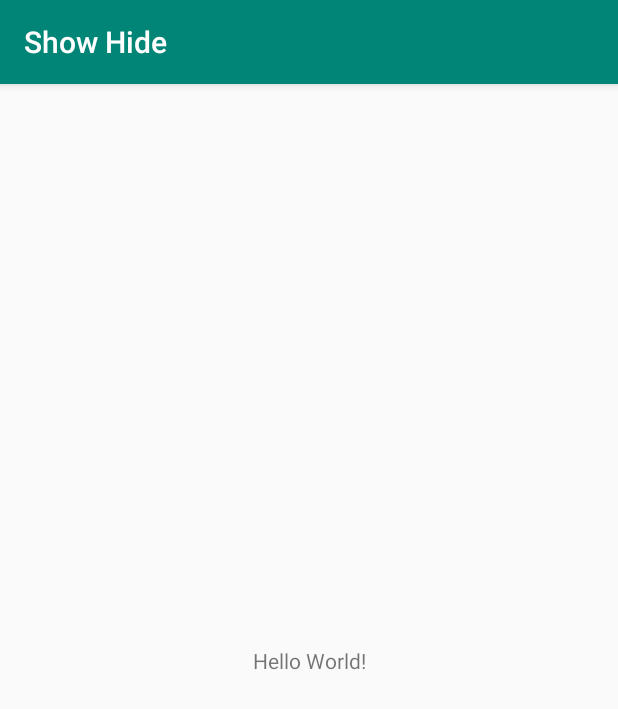
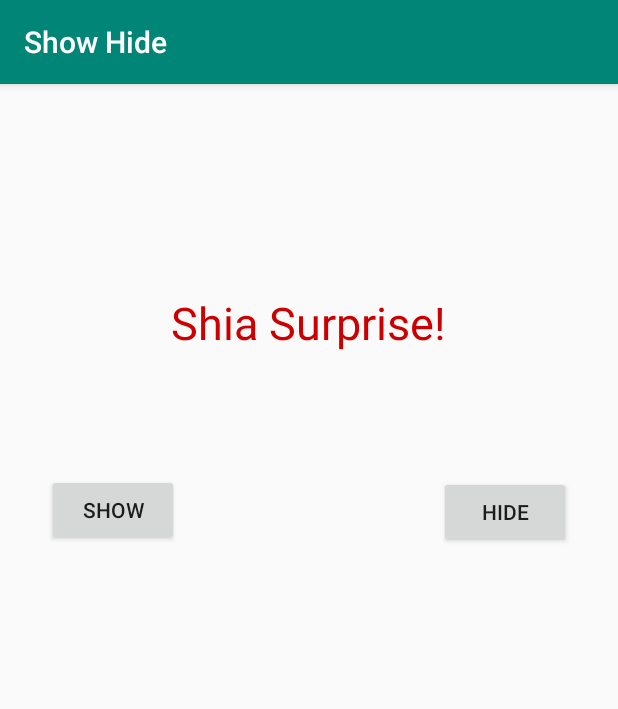
Before and after one commit to Virjanand/AndroidShowHide, an Android app: the screen it shows after launch (MainActivity), on a phone screen of 412 x 824 dp. Shown: the top 709 px of the screen. Run offline under Robolectric (Android 15) with nearby library versions, the phone set to English and light mode, and no system bars.

Commit message:
Added textview and two buttons Show and Hide

```diff
--- a/app/src/main/AndroidManifest.xml
+++ b/app/src/main/AndroidManifest.xml
@@ -1,6 +1,6 @@
 <?xml version="1.0" encoding="utf-8"?>
 <manifest xmlns:android="http://schemas.android.com/apk/res/android"
-    package="com.virjanand.showhide" >
+    package="com.virjanand.showhide">
 
     <application
         android:allowBackup="true"
@@ -8,8 +8,8 @@
         android:label="@string/app_name"
         android:roundIcon="@mipmap/ic_launcher_round"
         android:supportsRtl="true"
-        android:theme="@style/AppTheme" >
-        <activity android:name=".MainActivity" >
+        android:theme="@style/AppTheme">
+        <activity android:name=".MainActivity">
             <intent-filter>
                 <action android:name="android.intent.action.MAIN" />
 
--- a/app/src/main/res/layout/activity_main.xml
+++ b/app/src/main/res/layout/activity_main.xml
@@ -1,8 +1,7 @@
 <?xml version="1.0" encoding="utf-8"?>
-<android.support.constraint.ConstraintLayout
-    xmlns:android="http://schemas.android.com/apk/res/android"
+<android.support.constraint.ConstraintLayout xmlns:android="http://schemas.android.com/apk/res/android"
+    xmlns:app="http://schemas.android.com/apk/res-auto"
     xmlns:tools="http://schemas.android.com/tools"
-    xmlns:app="http://schemas.android.com/apk/res-auto"
     android:layout_width="match_parent"
     android:layout_height="match_parent"
     tools:context=".MainActivity">
@@ -10,10 +9,42 @@
     <TextView
         android:layout_width="wrap_content"
         android:layout_height="wrap_content"
-        android:text="Hello World!"
+        android:text="Shia Surprise!"
+        android:textColor="@android:color/holo_red_dark"
+        android:textSize="30sp"
         app:layout_constraintBottom_toBottomOf="parent"
+        app:layout_constraintHorizontal_bias="0.498"
         app:layout_constraintLeft_toLeftOf="parent"
         app:layout_constraintRight_toRightOf="parent"
+        app:layout_constraintTop_toTopOf="parent"
+        app:layout_constraintVertical_bias="0.191" />
+
+    <Button
+        android:id="@+id/button"
+        android:layout_width="wrap_content"
+        android:layout_height="wrap_content"
+        android:layout_marginStart="150dp"
+        android:layout_marginLeft="150dp"
+        android:layout_marginTop="260dp"
+        android:layout_marginEnd="87dp"
+        android:layout_marginRight="87dp"
+        android:text="Show"
+        app:layout_constraintEnd_toStartOf="@+id/button2"
+        app:layout_constraintStart_toStartOf="parent"
+        app:layout_constraintTop_toTopOf="parent" />
+
+    <Button
+        android:id="@+id/button2"
+        android:layout_width="wrap_content"
+        android:layout_height="wrap_content"
+        android:layout_marginStart="86dp"
+        android:layout_marginLeft="86dp"
+        android:layout_marginTop="261dp"
+        android:layout_marginEnd="150dp"
+        android:layout_marginRight="150dp"
+        android:text="Hide"
+        app:layout_constraintEnd_toEndOf="parent"
+        app:layout_constraintStart_toEndOf="@+id/button"
         app:layout_constraintTop_toTopOf="parent" />
 
 </android.support.constraint.ConstraintLayout>
--- a/app/src/main/res/mipmap-anydpi-v26/ic_launcher.xml
+++ b/app/src/main/res/mipmap-anydpi-v26/ic_launcher.xml
@@ -1,5 +1,5 @@
 <?xml version="1.0" encoding="utf-8"?>
 <adaptive-icon xmlns:android="http://schemas.android.com/apk/res/android">
-    <background android:drawable="@drawable/ic_launcher_background"/>
-    <foreground android:drawable="@drawable/ic_launcher_foreground"/>
+    <background android:drawable="@drawable/ic_launcher_background" />
+    <foreground android:drawable="@drawable/ic_launcher_foreground" />
 </adaptive-icon>
--- a/app/src/main/res/mipmap-anydpi-v26/ic_launcher_round.xml
+++ b/app/src/main/res/mipmap-anydpi-v26/ic_launcher_round.xml
@@ -1,5 +1,5 @@
 <?xml version="1.0" encoding="utf-8"?>
 <adaptive-icon xmlns:android="http://schemas.android.com/apk/res/android">
-    <background android:drawable="@drawable/ic_launcher_background"/>
-    <foreground android:drawable="@drawable/ic_launcher_foreground"/>
+    <background android:drawable="@drawable/ic_launcher_background" />
+    <foreground android:drawable="@drawable/ic_launcher_foreground" />
 </adaptive-icon>
--- a/gradle.properties
+++ b/gradle.properties
@@ -1,16 +1,12 @@
 # Project-wide Gradle settings.
-
 # IDE (e.g. Android Studio) users:
 # Gradle settings configured through the IDE *will override*
 # any settings specified in this file.
-
 # For more details on how to configure your build environment visit
 # http://www.gradle.org/docs/current/userguide/build_environment.html
-
 # Specifies the JVM arguments used for the daemon process.
 # The setting is particularly useful for tweaking memory settings.
 org.gradle.jvmargs=-Xmx1536m
-
 # When configured, Gradle will run in incubating parallel mode.
 # This option should only be used with decoupled projects. More details, visit
 # http://www.gradle.org/docs/current/userguide/multi_project_builds.html#sec:decoupled_projects
```
Also changed, not shown: app/src/main/res/drawable-v24/ic_launcher_foreground.xml (+6 -6 lines), app/src/main/res/drawable/ic_launcher_background.xml (+166 -70 lines).
